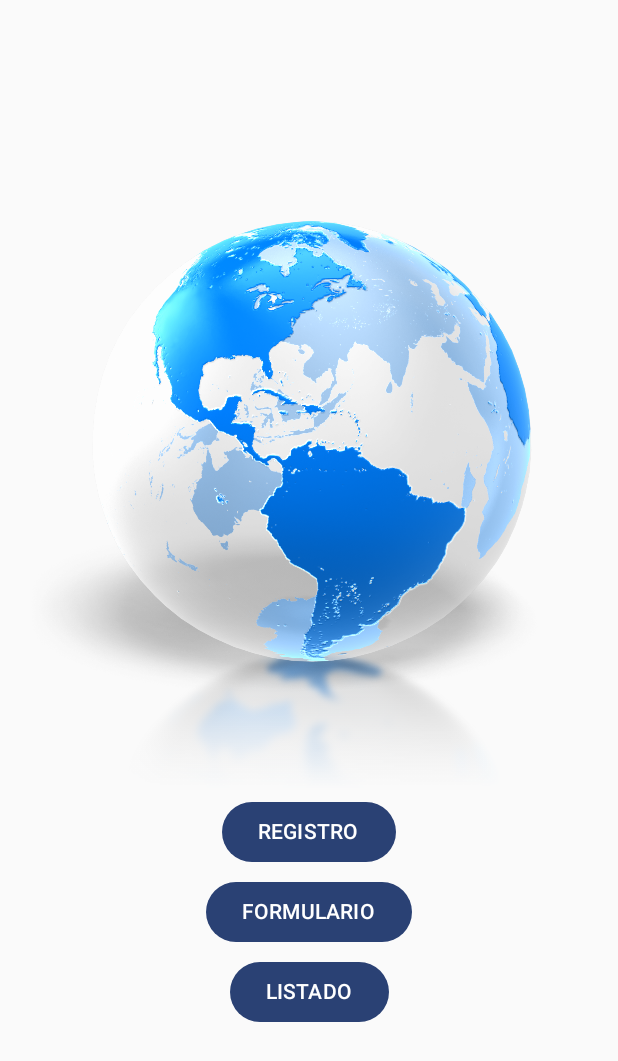
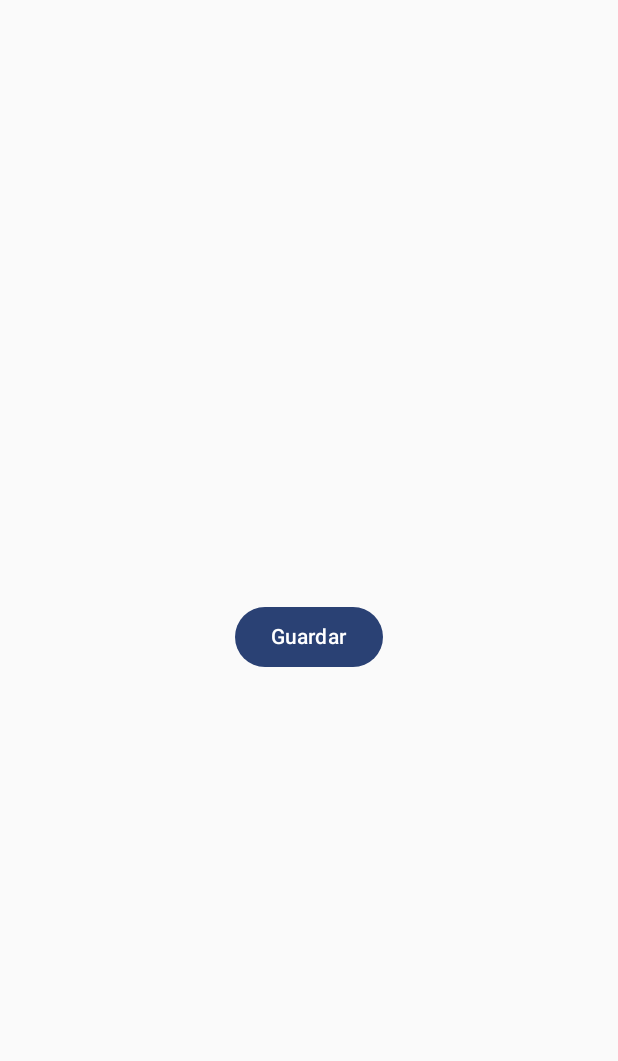
Before and after one commit to Gherofx/EC2_MedinaLuis, an Android app built with Jetpack Compose: the screen it shows after launch (MainActivity), after a tap on "REGISTRO", on a phone screen of 412 x 824 dp. Shown: the top 1061 px of the screen. Run offline under Robolectric (Android 15) with nearby library versions, the phone set to English and light mode, and no system bars.

Commit message:
Activacion de botones

```diff
--- a/app/build.gradle.kts
+++ b/app/build.gradle.kts
@@ -59,6 +59,8 @@ dependencies {
     implementation(libs.androidx.ui.graphics)
     implementation(libs.androidx.ui.tooling.preview)
     implementation(libs.androidx.material3)
+    implementation("androidx.navigation:navigation-compose:2.7.7")
+
     testImplementation(libs.junit)
     androidTestImplementation(libs.androidx.junit)
     androidTestImplementation(libs.androidx.espresso.core)
--- a/app/src/main/java/pe/idat/ec2_medinaluis/HomeScreen.kt
+++ b/app/src/main/java/pe/idat/ec2_medinaluis/HomeScreen.kt
@@ -15,11 +15,12 @@ import androidx.compose.ui.Modifier
 import androidx.compose.ui.res.painterResource
 import androidx.compose.ui.tooling.preview.Preview
 import androidx.compose.ui.unit.dp
+import androidx.navigation.NavController
 
 
-@Preview(showBackground = true)
+
 @Composable
-fun inicio(){
+fun inicio(navController: NavController){
     Column (
         modifier = Modifier.fillMaxSize(),
         horizontalAlignment = Alignment.CenterHorizontally,
@@ -29,16 +30,22 @@ fun inicio(){
             contentDescription = "Logo")
 
         Spacer(modifier = Modifier.height(5.dp))
-        Button(onClick = { /*TODO*/ }) {
+        Button(onClick = {
+            navController.navigate("registro")
+        }) {
             Text(text = "REGISTRO")
 
         }
         Spacer(modifier = Modifier.height(5.dp))
-        Button(onClick = { /*TODO*/ }) {
+        Button(onClick = {
+            navController.navigate("formulario")
+        }) {
             Text(text = "FORMULARIO")
         }
         Spacer(modifier = Modifier.height(5.dp))
-        Button(onClick = { /*TODO*/ }) {
+        Button(onClick = {
+            navController.navigate("listado")
+        }) {
             Text(text = "LISTADO")
         }
     }
--- a/app/src/main/java/pe/idat/ec2_medinaluis/MainActivity.kt
+++ b/app/src/main/java/pe/idat/ec2_medinaluis/MainActivity.kt
@@ -11,6 +11,11 @@ import androidx.compose.material3.Text
 import androidx.compose.runtime.Composable
 import androidx.compose.ui.Modifier
 import androidx.compose.ui.tooling.preview.Preview
+import androidx.navigation.compose.NavHost
+import androidx.navigation.compose.composable
+
+
+import androidx.navigation.compose.rememberNavController
 import pe.idat.ec2_medinaluis.ui.theme.EC2_MedinaLuisTheme
 
 class MainActivity : ComponentActivity() {
@@ -19,7 +24,24 @@ class MainActivity : ComponentActivity() {
         enableEdgeToEdge()
         setContent {
             EC2_MedinaLuisTheme {
-                inicio()
+                val navController = rememberNavController()
+                NavHost(navController = navController, startDestination = "inicio",
+                    builder = {
+                        composable("inicio"){
+                            inicio(navController)
+                        }
+                        composable("registro"){
+                            registro(navController)
+                        }
+                        composable("formulario"){
+                            formulario(navController)
+                        }
+                        composable("listado") {
+                            listado(navController)
+                        }
+
+                    })
+
 
             }
         }
--- a/app/src/main/java/pe/idat/ec2_medinaluis/RegistroScreen.kt
+++ b/app/src/main/java/pe/idat/ec2_medinaluis/RegistroScreen.kt
@@ -1 +1,31 @@
 package pe.idat.ec2_medinaluis
+
+import androidx.compose.foundation.layout.Arrangement
+import androidx.compose.foundation.layout.Column
+import androidx.compose.foundation.layout.fillMaxSize
+import androidx.compose.foundation.layout.padding
+import androidx.compose.material3.Button
+import androidx.compose.material3.Text
+import androidx.compose.runtime.Composable
+import androidx.compose.ui.Alignment
+import androidx.compose.ui.Modifier
+import androidx.compose.ui.unit.dp
+import androidx.navigation.NavController
+
+
+@Composable
+fun registro(navController: NavController) {
+    Column(
+        Modifier.padding(top = 25.dp).fillMaxSize(),
+        horizontalAlignment = Alignment.CenterHorizontally,
+        verticalArrangement = Arrangement.Center
+    ) {
+        Button(onClick = {
+            navController.navigate("inicio")
+        }) {
+            Text(text = "Guardar")
+
+        }
+
+    }
+}
```
Also changed, not shown: app/src/main/java/pe/idat/ec2_medinaluis/FormularioScreen.kt (+28 -0 lines), app/src/main/java/pe/idat/ec2_medinaluis/ListadoScreen.kt (+28 -0 lines).
